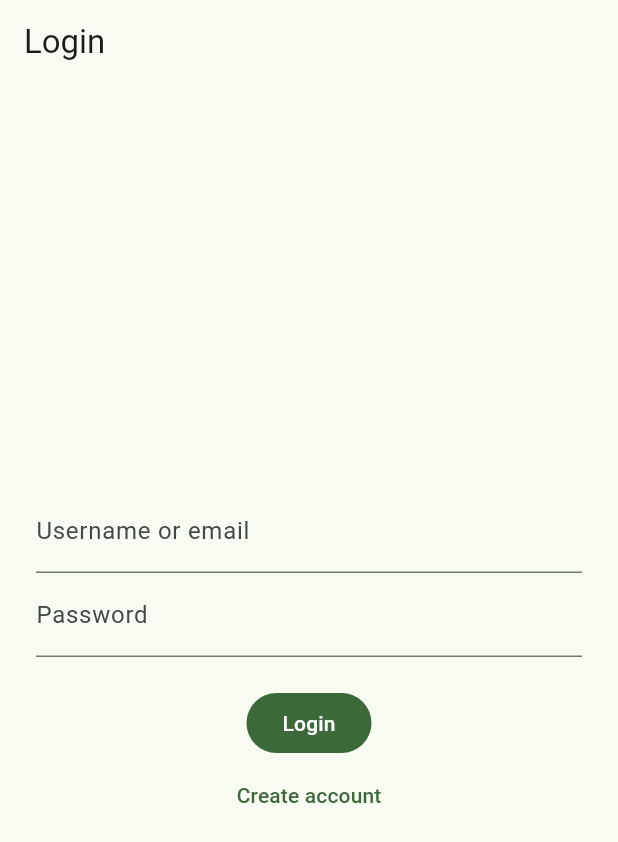
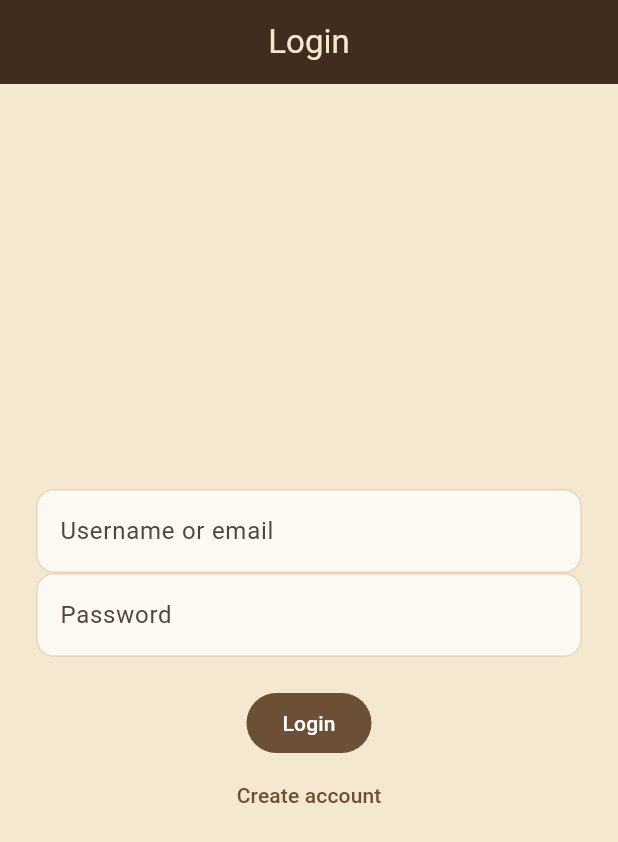
Before and after one commit to thegkexpert662-afk/chess_platform, a Flutter app: the screen it shows after launch, on a phone screen of 412 x 824 dp. Shown: the top 842 px of the screen. Run offline on Flutter 3.47's test engine with Material 3 defaults, Android fonts, the light colour scheme and no system bars.

Commit message:
Apply premium cream chess theme

```diff
--- a/lib/core/theme/app_theme.dart
+++ b/lib/core/theme/app_theme.dart
@@ -3,11 +3,77 @@ import 'package:flutter/material.dart';
 class AppTheme {
   const AppTheme._();
 
+  static const cream = Color(0xFFF4E8D0);
+  static const parchment = Color(0xFFE7D5B5);
+  static const walnut = Color(0xFF6B4F36);
+  static const darkBrown = Color(0xFF3B2A20);
+  static const gold = Color(0xFFC59A4A);
+
   static ThemeData get light {
+    final scheme = ColorScheme.fromSeed(
+      seedColor: walnut,
+      brightness: Brightness.light,
+    ).copyWith(
+      primary: walnut,
+      secondary: gold,
+      surface: cream,
+      onSurface: darkBrown,
+    );
+
     return ThemeData(
       useMaterial3: true,
-      colorScheme: ColorScheme.fromSeed(
-        seedColor: const Color(0xFF2E7D32),
+      colorScheme: scheme,
+      scaffoldBackgroundColor: cream,
+      appBarTheme: const AppBarTheme(
+        backgroundColor: darkBrown,
+        foregroundColor: cream,
+        elevation: 2,
+        centerTitle: true,
+      ),
+      inputDecorationTheme: InputDecorationTheme(
+        filled: true,
+        fillColor: Colors.white.withValues(alpha: 0.72),
+        border: OutlineInputBorder(
+          borderRadius: BorderRadius.circular(12),
+          borderSide: const BorderSide(color: parchment),
+        ),
+        enabledBorder: OutlineInputBorder(
+          borderRadius: BorderRadius.circular(12),
+          borderSide: const BorderSide(color: parchment),
+        ),
+        focusedBorder: OutlineInputBorder(
+          borderRadius: BorderRadius.circular(12),
+          borderSide: const BorderSide(color: walnut, width: 2),
+        ),
+      ),
+      elevatedButtonTheme: ElevatedButtonThemeData(
+        style: ElevatedButton.styleFrom(
+          backgroundColor: walnut,
+          foregroundColor: cream,
+          shape: RoundedRectangleBorder(
+            borderRadius: BorderRadius.circular(12),
+          ),
+          padding: const EdgeInsets.symmetric(horizontal: 24, vertical: 14),
+        ),
+      ),
+      outlinedButtonTheme: OutlinedButtonThemeData(
+        style: OutlinedButton.styleFrom(
+          foregroundColor: walnut,
+          side: const BorderSide(color: walnut),
+          shape: RoundedRectangleBorder(
+            borderRadius: BorderRadius.circular(12),
+          ),
+        ),
+      ),
+      textButtonTheme: TextButtonThemeData(
+        style: TextButton.styleFrom(foregroundColor: walnut),
+      ),
+      cardTheme: CardThemeData(
+        color: Colors.white.withValues(alpha: 0.62),
+        elevation: 2,
+        shape: RoundedRectangleBorder(
+          borderRadius: BorderRadius.circular(16),
+        ),
       ),
     );
   }
```
